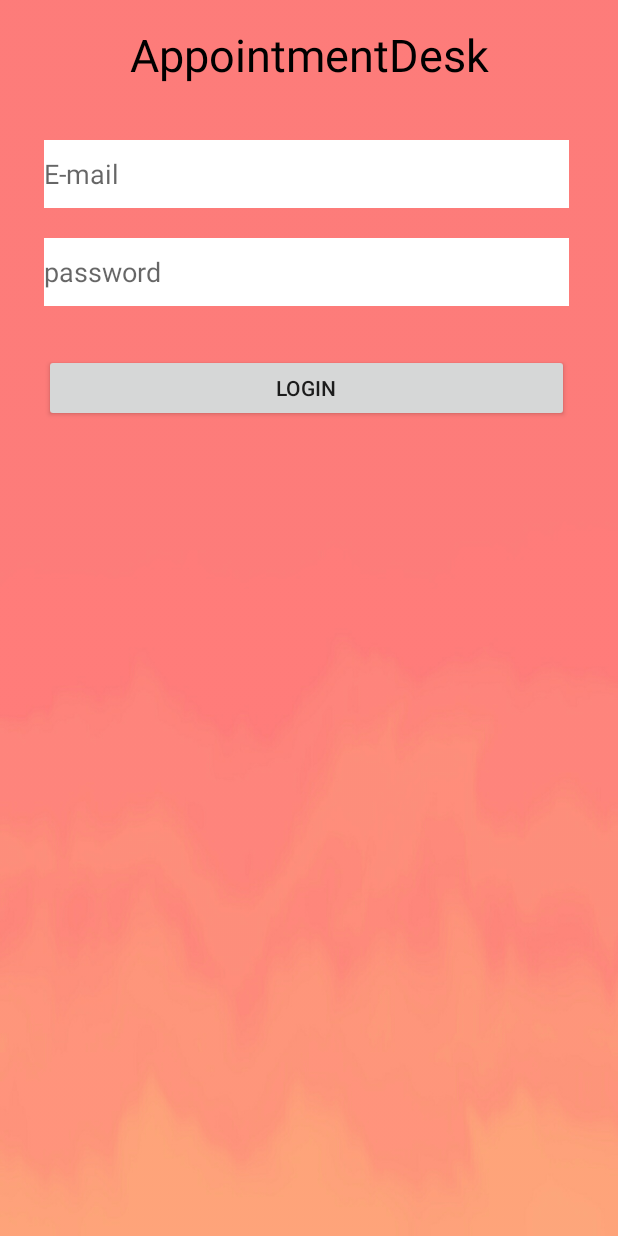
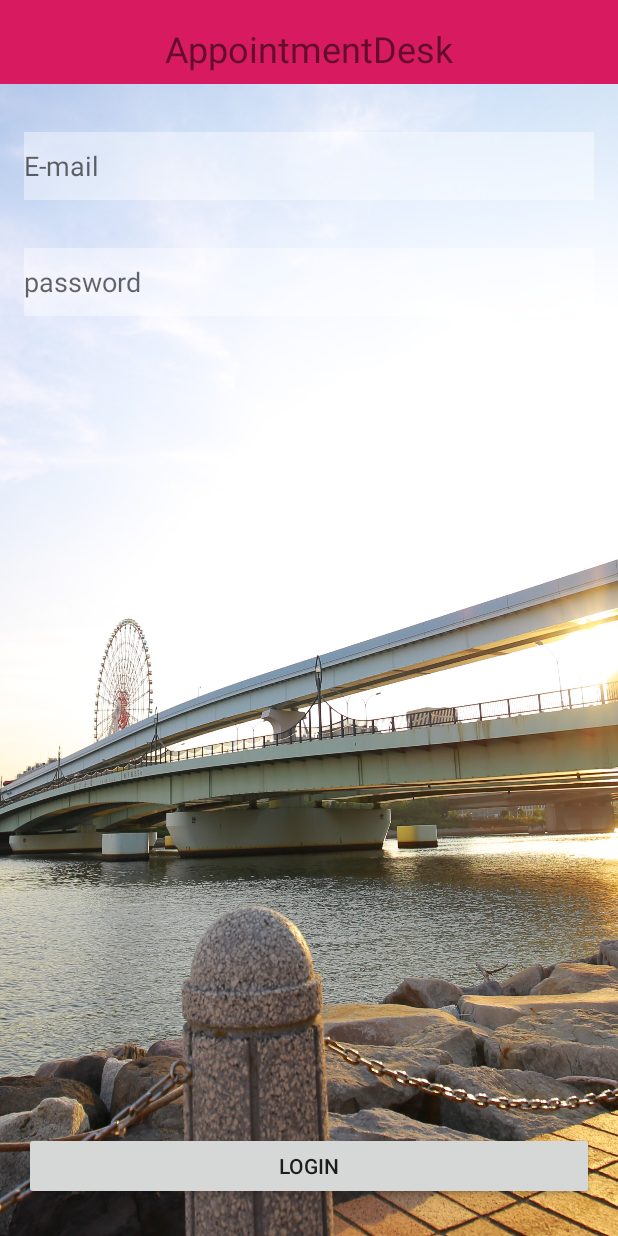
Before and after one commit to hirotann618/AppointmentDesk-android, an Android app: the screen it shows after launch (MainActivity), on a phone screen of 412 x 824 dp. Run offline under Robolectric (Android 15) with nearby library versions, the phone set to English and light mode, and no system bars; our stand-ins replace Firebase (no records; nobody signed in at launch, a user with empty details on screens opened directly).

Commit message:
デザイン変更

```diff
--- a/app/src/main/res/layout/activity_list.xml
+++ b/app/src/main/res/layout/activity_list.xml
@@ -6,13 +6,22 @@
         android:layout_width="match_parent"
         android:layout_height="match_parent"
         tools:context=".ListActivity">
+    <android.support.v7.widget.Toolbar
+            android:layout_width="0dp"
+            android:layout_height="wrap_content"
+            android:background="@color/colorAccent"
+            android:theme="?attr/actionBarTheme"
+            android:minHeight="?attr/actionBarSize" app:layout_constraintTop_toTopOf="parent"
+            android:id="@+id/toolbar"
+            app:layout_constraintStart_toStartOf="parent" app:layout_constraintEnd_toEndOf="parent"
+    />
     <android.support.v7.widget.RecyclerView
-            android:layout_width="match_parent"
-            android:layout_height="match_parent"
-            app:layout_constraintStart_toStartOf="parent" android:layout_marginStart="8dp"
-            app:layout_constraintTop_toTopOf="parent" android:layout_marginTop="8dp" android:layout_marginEnd="10dp"
+            android:layout_width="0dp"
+            android:layout_height="0dp"
+            app:layout_constraintStart_toStartOf="parent"
             app:layout_constraintEnd_toEndOf="parent" app:layout_constraintBottom_toBottomOf="parent"
-            android:layout_marginBottom="10dp" android:id="@+id/list_recycler_view"/>
+            android:id="@+id/list_recycler_view" app:layout_constraintHorizontal_bias="0.0"
+            app:layout_constraintTop_toBottomOf="@+id/toolbar"/>
     <android.support.design.widget.FloatingActionButton
             android:id="@+id/fab"
             android:layout_width="32dp"
--- a/app/src/main/res/layout/activity_main.xml
+++ b/app/src/main/res/layout/activity_main.xml
@@ -7,43 +7,54 @@
         android:layout_height="match_parent"
         android:background="@drawable/back"
         tools:context=".MainActivity">
-    <TextView
-            android:layout_width="350dp"
-            android:layout_height="45dp"
-            android:id="@+id/textView" app:layout_constraintTop_toTopOf="parent"
-            android:layout_marginTop="16dp" app:layout_constraintStart_toStartOf="parent"
-            android:layout_marginStart="16dp" app:layout_constraintEnd_toEndOf="parent"
-            android:layout_marginEnd="16dp" android:textSize="30sp"
-            android:textAlignment="center" android:textColor="#000000" android:text="@string/app_name"/>
+    <android.support.v7.widget.Toolbar
+            android:layout_width="0dp"
+            android:layout_height="wrap_content"
+            android:background="@color/colorAccent"
+            android:theme="?attr/actionBarTheme"
+            android:minHeight="?attr/actionBarSize"
+            app:layout_constraintStart_toStartOf="parent" app:layout_constraintEnd_toEndOf="parent"
+            android:id="@+id/toolbar2" app:layout_constraintTop_toTopOf="parent"/>
     <EditText
-            android:layout_width="350dp"
+            android:layout_width="0dp"
             android:layout_height="45dp"
             android:inputType="textEmailAddress"
-            android:background="@color/cardview_light_background"
             android:ems="10"
             android:id="@+id/emailText"
             app:layout_constraintStart_toStartOf="parent"
             android:layout_marginStart="16dp" app:layout_constraintEnd_toEndOf="parent"
             android:layout_marginEnd="16dp"
-            app:layout_constraintHorizontal_bias="0.454" android:layout_marginTop="32dp"
-            app:layout_constraintTop_toBottomOf="@+id/textView" android:hint="@string/e_mail" android:autofillHints=""/>
+            app:layout_constraintHorizontal_bias="0.454"
+            android:hint="@string/e_mail" android:autofillHints="" android:layout_marginTop="32dp"
+            android:background="@color/text_back"
+            app:layout_constraintTop_toBottomOf="@+id/toolbar2"/>
     <EditText
-            android:layout_width="350dp"
+            android:layout_width="0dp"
             android:layout_height="45dp"
             android:inputType="textPassword"
-            android:background="@color/cardview_light_background"
             android:ems="10"
-            android:id="@+id/passwordText" android:layout_marginTop="20dp"
+            android:id="@+id/passwordText" android:layout_marginTop="32dp"
             app:layout_constraintTop_toBottomOf="@+id/emailText" app:layout_constraintEnd_toEndOf="parent"
             android:layout_marginEnd="16dp" app:layout_constraintStart_toStartOf="parent"
             android:layout_marginStart="16dp"
-            app:layout_constraintHorizontal_bias="0.454" android:hint="@string/password" android:autofillHints=""/>
+            android:background="@color/text_back"
+            app:layout_constraintHorizontal_bias="0.0" android:hint="@string/password" android:autofillHints=""/>
     <Button
             android:text="@string/login"
-            android:layout_width="350dp"
+            android:layout_width="0dp"
             android:layout_height="45dp"
-            android:id="@+id/loginbutton" android:layout_marginTop="32dp"
-            app:layout_constraintTop_toBottomOf="@+id/passwordText" app:layout_constraintStart_toStartOf="parent"
+            android:id="@+id/loginbutton"
+            app:layout_constraintStart_toStartOf="parent"
             android:layout_marginStart="16dp" app:layout_constraintEnd_toEndOf="parent"
-            android:layout_marginEnd="16dp" app:layout_constraintHorizontal_bias="0.454"/>
+            android:layout_marginEnd="16dp" app:layout_constraintHorizontal_bias="0.517"
+            android:layout_marginBottom="24dp" app:layout_constraintBottom_toBottomOf="parent"/>
+    <TextView
+            android:text="@string/app_name"
+            android:layout_width="0dp"
+            android:layout_height="0dp" app:layout_constraintTop_toTopOf="parent"
+            app:layout_constraintStart_toStartOf="parent" android:layout_marginTop="16dp"
+            android:layout_marginStart="8dp" android:id="@+id/textView"
+            app:layout_constraintEnd_toEndOf="@+id/toolbar2" android:layout_marginEnd="8dp"
+            android:layout_marginBottom="8dp" app:layout_constraintBottom_toBottomOf="@+id/toolbar2"
+            tools:text="@string/app_name" android:textSize="24sp" android:textAlignment="center"/>
 </android.support.constraint.ConstraintLayout>
--- a/app/src/main/res/values/colors.xml
+++ b/app/src/main/res/values/colors.xml
@@ -3,4 +3,5 @@
     <color name="colorPrimary">#008577</color>
     <color name="colorPrimaryDark">#00574B</color>
     <color name="colorAccent">#D81B60</color>
+    <color name="text_back">#65FFFFFF</color>
 </resources>
```
Also changed, not shown: app/src/main/res/drawable-v24/back.png (deleted), app/src/main/res/drawable/back.jpg (added).
